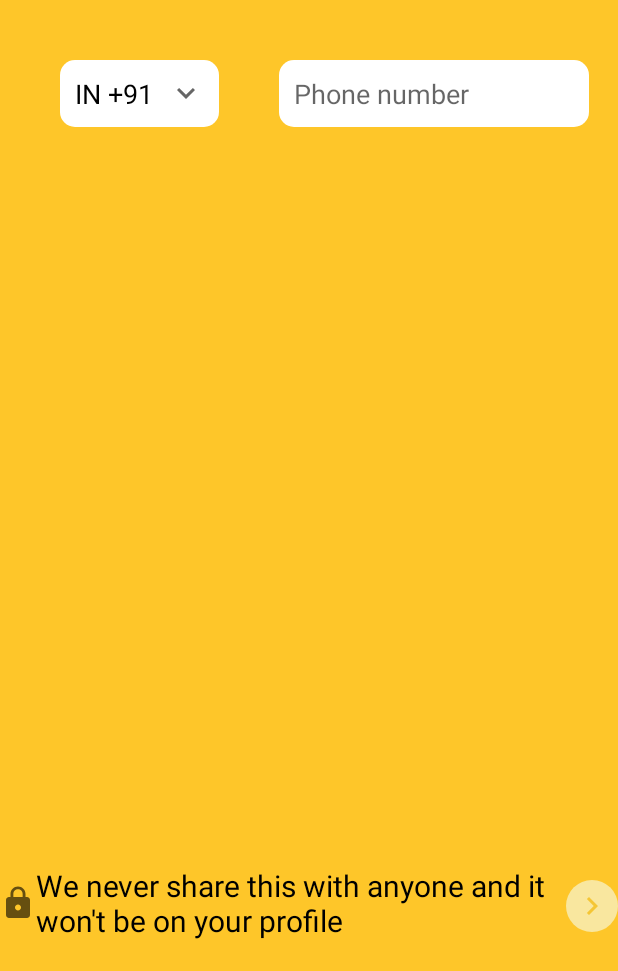
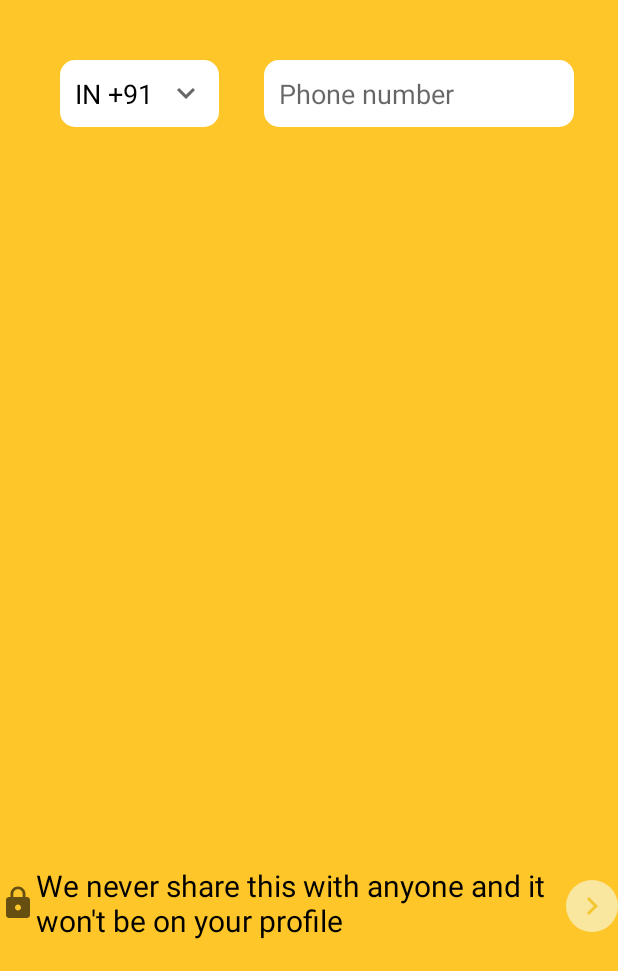
Before and after one commit to nero002/Bumble, an Android app: the PhoneNumberActivity screen opened directly, with no data from a screen before it, on a phone screen of 412 x 824 dp, the part 265-1236 px from its top. Run offline under Robolectric (Android 15) with nearby library versions, the phone set to English and light mode, and no system bars.

Commit message:
no changes

```diff
--- a/Bumble/app/src/main/res/layout/activity_phone_number.xml
+++ b/Bumble/app/src/main/res/layout/activity_phone_number.xml
@@ -59,7 +59,6 @@
         android:id="@+id/mEtPhoneNumber"
         android:layout_width="wrap_content"
         android:layout_height="wrap_content"
-        android:layout_marginStart="20dp"
         android:layout_marginTop="@dimen/dp_40"
         android:background="@drawable/rectangle_phonenumber_bg"
         android:hint="@string/phone_number"
```
